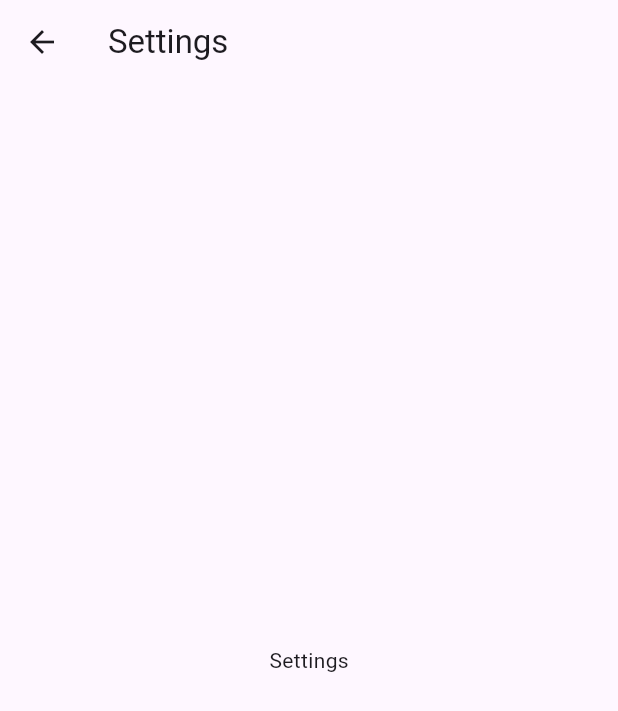
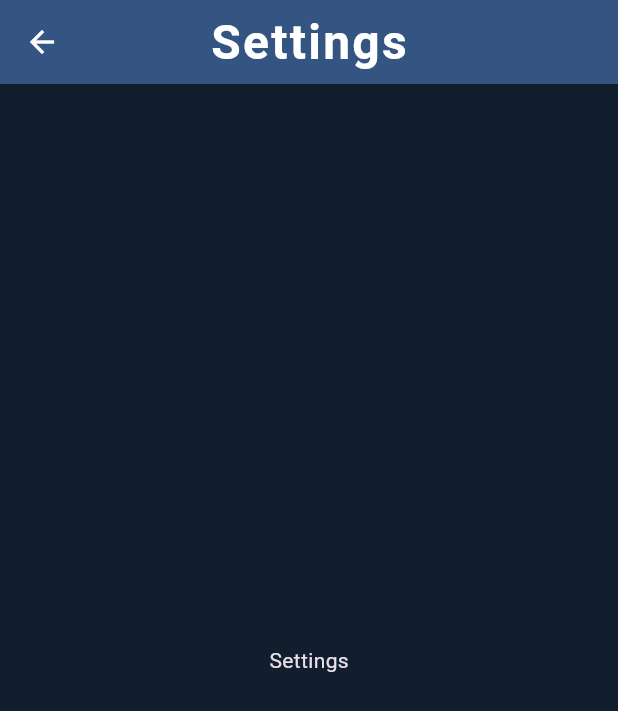
Before and after one commit to natalia0sperczynska/diabetes_app, a Flutter app: the screen it shows after launch, in the side drawer, after a tap on "Settings", on a phone screen of 412 x 824 dp. Shown: the top 711 px of the screen. Run offline on Flutter 3.47's test engine with Material 3 defaults, Android fonts, the phone set to English and light mode, and no system bars; our stand-ins replace google_fonts; Roboto replaces fonts that are missing (Iceland).

Commit message:
Main theme and colors setup,  added icons in the drawer

```diff
--- a/lib/main.dart
+++ b/lib/main.dart
@@ -1,4 +1,5 @@
 import 'package:diabetes_app/ui/screens/home/home_screen.dart';
+import 'package:diabetes_app/ui/themes/theme/app_theme.dart';
 import 'package:flutter/material.dart';
 import 'ui/view_models/home_view_model.dart';
 import 'package:provider/provider.dart';
@@ -24,9 +25,7 @@ class MyApp extends StatelessWidget {
   Widget build(BuildContext context) {
     return MaterialApp(
       title: 'Diabetes App',
-      theme: ThemeData(
-        colorScheme: ColorScheme.fromSeed(seedColor: Colors.deepPurple),
-      ),
+      theme: AppTheme.pixelTheme,
       debugShowCheckedModeBanner: false,
       home: const HomeScreen(),
     );
--- a/lib/ui/themes/colors/colors.dart
+++ b/lib/ui/themes/colors/app_colors.dart
@@ -1,6 +1,6 @@
 import 'package:flutter/material.dart';
 
-class Colors{
+class AppColors {
   static const mainBlue = Color(0xFF568BD7);
   static const mainComplement = Color(0xFFD7A256);
   static const darkBlue1 = Color(0xFF345482);
@@ -9,4 +9,5 @@ class Colors{
   static const lightBlue2 = Color(0xFF5698D7);
   static const pink = Color(0xFFD756CB);
   static const green = Color(0xFF56D761);
+  static const pixelBorder = Color(0xFF6A0DAD);
 }
--- /dev/null
+++ b/lib/ui/themes/theme/app_theme.dart
@@ -0,0 +1,53 @@
+import 'package:flutter/material.dart';
+import 'package:google_fonts/google_fonts.dart';
+import '../colors/app_colors.dart';
+
+class AppTheme {
+  static ThemeData get pixelTheme {
+    return ThemeData(
+      useMaterial3: true,
+      textTheme: GoogleFonts.icelandTextTheme(ThemeData.dark().textTheme),
+
+      colorScheme: const ColorScheme(
+        brightness: Brightness.dark,
+
+        primary: AppColors.mainBlue,
+        onPrimary: Colors.white,
+
+        secondary: AppColors.pink,
+        onSecondary: Colors.white,
+
+        tertiary: AppColors.mainComplement,
+
+        surface: AppColors.darkBlue1,
+        onSurface: Colors.white,
+
+        surfaceContainer: AppColors.darkBlue2,
+        onSurfaceVariant: Colors.white,
+
+        background: AppColors.darkBlue2,
+        onBackground: Colors.white,
+
+        error: Colors.redAccent,
+        onError: Colors.white,
+      ),
+
+      scaffoldBackgroundColor: AppColors.darkBlue2,
+
+      appBarTheme: AppBarTheme(
+        backgroundColor: AppColors.darkBlue1,
+        foregroundColor: Colors.white,
+        elevation: 0,
+        centerTitle: true,
+        titleTextStyle: GoogleFonts.iceland(
+          fontSize: 32,
+          fontWeight: FontWeight.bold,
+          color: Colors.white,
+          letterSpacing: 1.5,
+        ),
+      ),
+
+      drawerTheme: const DrawerThemeData(backgroundColor: AppColors.darkBlue2),
+    );
+  }
+}
--- a/lib/ui/widgets/drawer.dart
+++ b/lib/ui/widgets/drawer.dart
@@ -22,6 +22,7 @@ class AppDrawer extends StatelessWidget {
             ),
           ),
           ListTile(
+            leading: const Icon(Icons.home),
             title: const Text('Home'),
             selected: viewModel.selectedIndex == 0,
             onTap: () {
@@ -30,6 +31,7 @@ class AppDrawer extends StatelessWidget {
             },
           ),
           ListTile(
+            leading: const Icon(Icons.restaurant_menu),
             title: const Text('Meals'),
             selected: viewModel.selectedIndex == 1,
             onTap: () {
@@ -38,6 +40,7 @@ class AppDrawer extends StatelessWidget {
             },
           ),
           ListTile(
+            leading: const Icon(Icons.stacked_bar_chart),
             title: const Text('Stats'),
             selected: viewModel.selectedIndex == 2,
             onTap: () {
--- a/pubspec.yaml
+++ b/pubspec.yaml
@@ -35,6 +35,7 @@ dependencies:
   # Use with the CupertinoIcons class for iOS style icons.
   cupertino_icons: ^1.0.8
   provider: ^6.1.5+1
+  google_fonts: ^6.3.2
 
 dev_dependencies:
   flutter_test:
@@ -59,7 +60,8 @@ flutter:
   uses-material-design: true
 
   # To add assets to your application, add an assets section, like this:
-  # assets:
+  #assets:
+
   #   - images/a_dot_burr.jpeg
   #   - images/a_dot_ham.jpeg
 
```
Also changed, not shown: lib/ui/themes/buttons/pixel_button.dart (added, +46 -0 lines), 1 other file.
